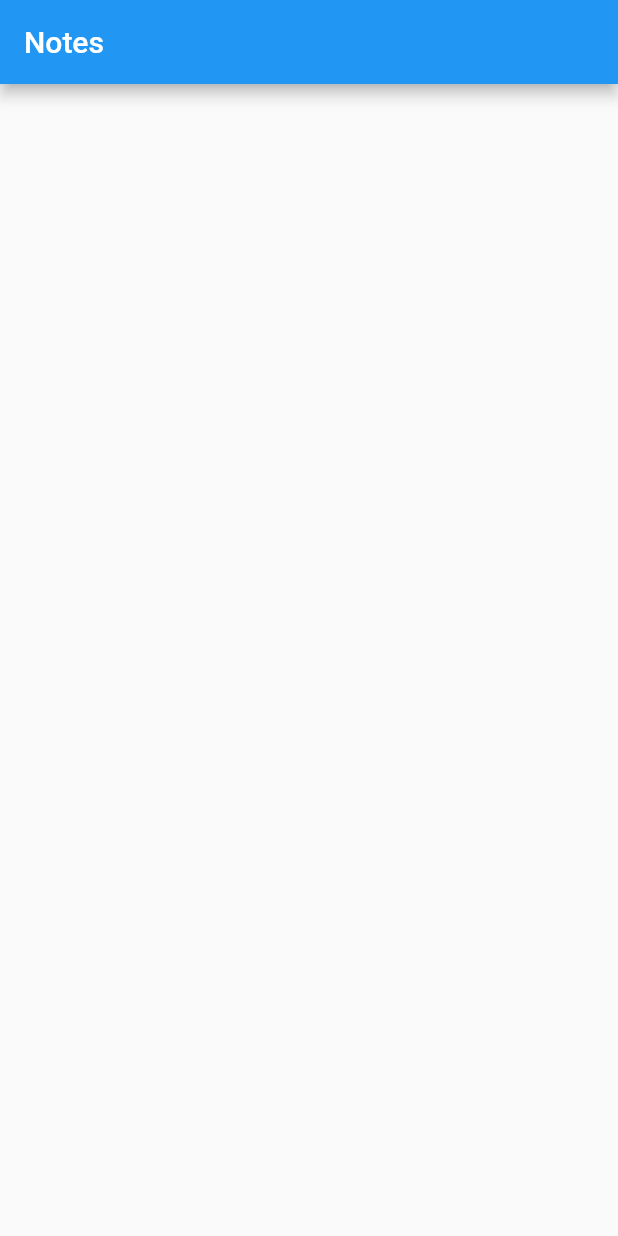
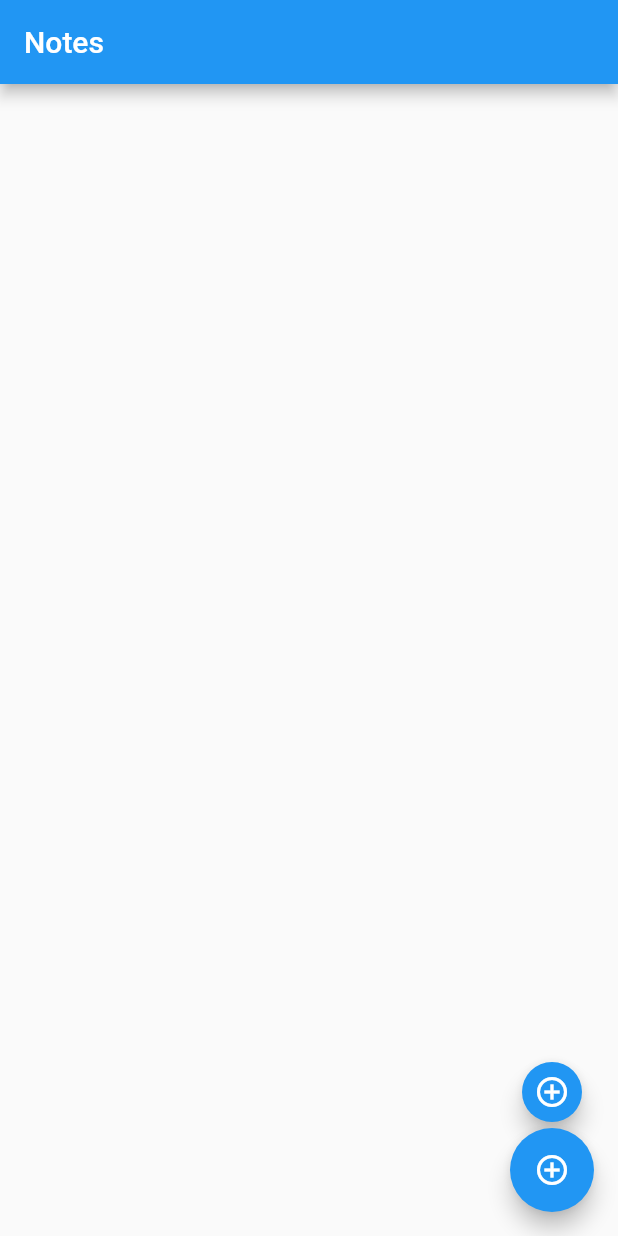
Before and after one commit to yasinakca/FlutterNotebook, a Flutter app: the screen it shows after launch, on a phone screen of 412 x 824 dp. Run offline on Flutter 3.47's test engine with Material 2 defaults, Android fonts, the phone set to English and light mode, and no system bars; our stand-ins replace sqflite; accounts and stored records are empty.

Commit message:
add category

```diff
--- a/lib/main.dart
+++ b/lib/main.dart
@@ -1,4 +1,6 @@
 import 'package:flutter/material.dart';
+import 'package:notebook/models/category.dart';
+import 'package:notebook/utils/dbHelper.dart';
 
 void main() => runApp(MyApp());
 
@@ -23,10 +25,86 @@ class Home extends StatefulWidget {
 }
 
 class _HomeState extends State<Home> {
+  DbHelper dbHelper;
+  String categoryName;
+  var formKey = GlobalKey<FormState>();
+  var scaffoldKey = GlobalKey<ScaffoldState>();
+
+  @override
+  void initState() {
+    // TODO: implement initState
+    super.initState();
+    dbHelper = DbHelper();
+  }
   @override
   Widget build(BuildContext context) {
     return Scaffold(
-      appBar: AppBar(title: Text("Notes"),),
+      key: scaffoldKey,
+      floatingActionButton: Column(
+        mainAxisAlignment: MainAxisAlignment.end,
+        children: [
+          FloatingActionButton(
+            child: Icon(Icons.add_circle_outline),
+            onPressed: () {
+              showDialog(
+                barrierDismissible: false,
+                  context: context,
+                  builder: (context) {
+                return SimpleDialog(
+                  title: Text("Add Category"),
+                  children: [
+                    Padding(
+                      padding: const EdgeInsets.all(12.0),
+                      child: Form(
+                        key: formKey,
+                        child: TextFormField(
+                          onSaved: (value){
+                            categoryName = value;
+                          },
+                          decoration: InputDecoration(
+                            labelText:  "Category name",
+                            border: OutlineInputBorder()
+                          ),
+                        ),
+                      ),
+                    ),
+                    ButtonBar(
+                      children: [
+                        RaisedButton(
+                          child: Text("Cancel"),
+                          onPressed: () => Navigator.pop(context),
+                        ),
+                        RaisedButton(
+                          child: Text("Save"),
+                          onPressed: (){
+                            if(formKey.currentState.validate()){
+                              formKey.currentState.save();
+                              dbHelper.insertCategory(Category(categoryName));
+                            }
+                            scaffoldKey.currentState.showSnackBar(SnackBar(content: Text("Category added"),duration: Duration(seconds: 1),));
+                            Navigator.pop(context);
+                          },
+                        ),
+                      ],
+                      alignment: MainAxisAlignment.spaceEvenly,
+                    )
+                  ],
+                );
+              });
+            },
+            mini: true,
+            heroTag: "add category",
+          ),
+          FloatingActionButton(
+            child: Icon(Icons.add_circle_outline),
+            onPressed: () => null,
+            heroTag: "add note",
+          ),
+        ],
+      ),
+      appBar: AppBar(
+        title: Text("Notes"),
+      ),
       body: Container(),
     );
   }
```
Also changed, not shown: 3 other files.
